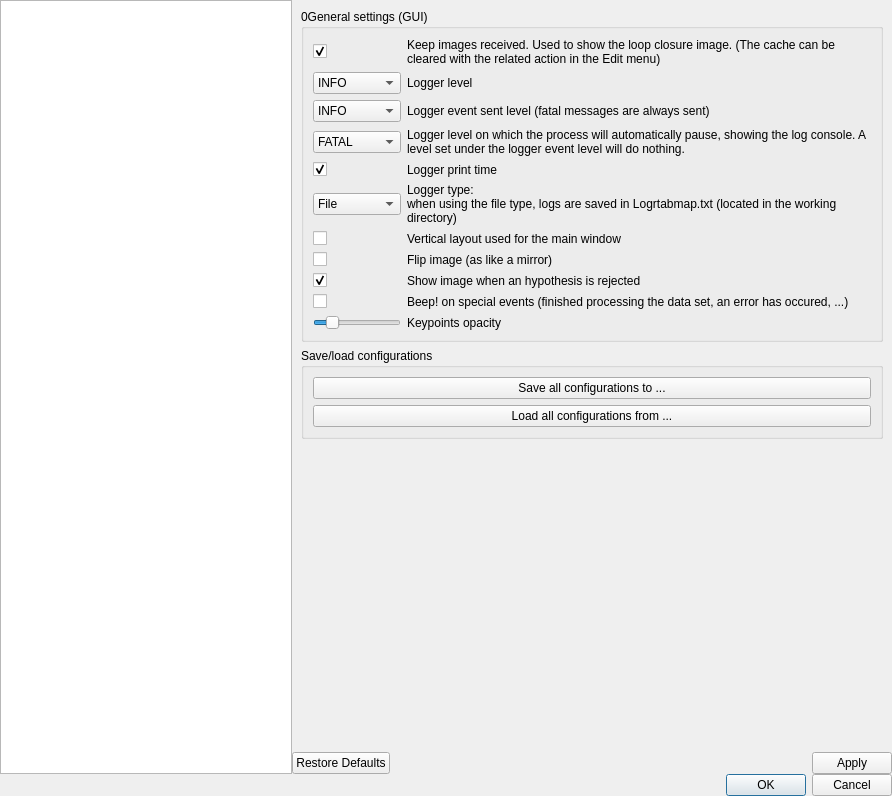
introlab/rtabmap, file guilib/src/ui/preferencesDialog.ui: the form before one commit.
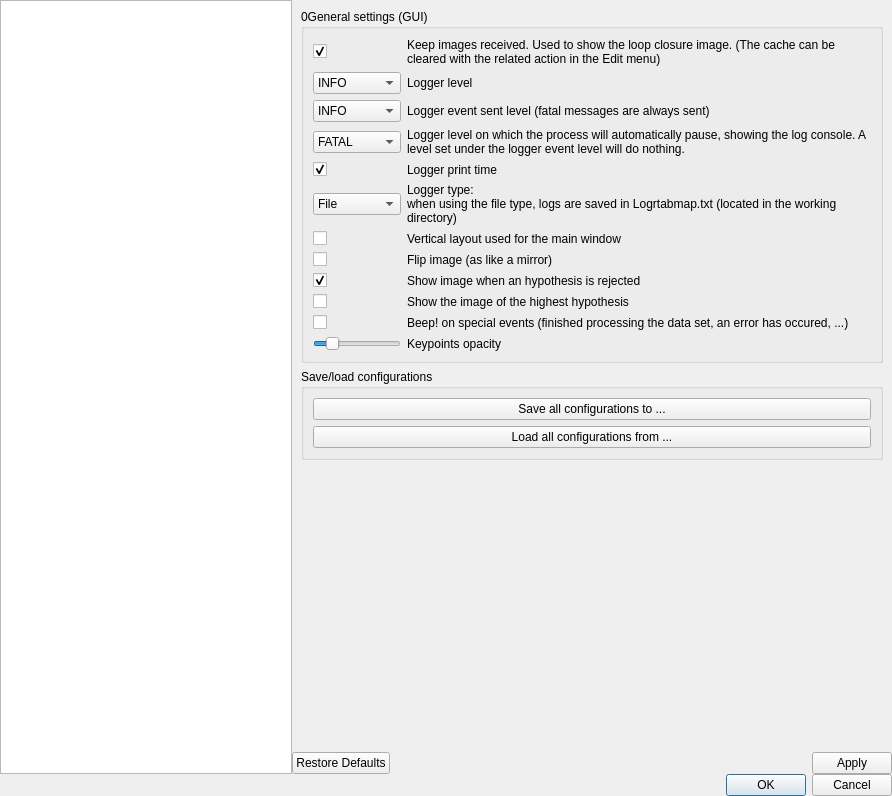
The form after the commit. The open tabs and pages were chosen to show the change. Icons and pictures are not drawn. Custom widgets are drawn as their Qt base class.

Commit message: Added option in GUI to show image of the highest hypothesis

The edit to the form file:
```diff
--- a/guilib/src/ui/preferencesDialog.ui
+++ b/guilib/src/ui/preferencesDialog.ui
@@ -327,7 +327,7 @@
                 </item>
                </widget>
               </item>
-              <item row="10" column="2">
+              <item row="11" column="2">
                <widget class="QLabel" name="label_88">
                 <property name="text">
                  <string>Beep! on special events (finished processing the data set, an error has occured, ...)</string>
@@ -337,14 +337,14 @@
                 </property>
                </widget>
               </item>
-              <item row="10" column="0">
-               <widget class="QCheckBox" name="checkBox_beep">
-                <property name="text">
-                 <string/>
-                </property>
-               </widget>
-              </item>
               <item row="11" column="0">
+               <widget class="QCheckBox" name="checkBox_beep">
+                <property name="text">
+                 <string/>
+                </property>
+               </widget>
+              </item>
+              <item row="12" column="0">
                <widget class="QSlider" name="horizontalSlider_keypointsOpacity">
                 <property name="minimum">
                  <number>0</number>
@@ -360,7 +360,7 @@
                 </property>
                </widget>
               </item>
-              <item row="11" column="2">
+              <item row="12" column="2">
                <widget class="QLabel" name="label_102">
                 <property name="text">
                  <string>Keypoints opacity</string>
@@ -370,6 +370,26 @@
                 </property>
                </widget>
               </item>
+              <item row="10" column="2">
+               <widget class="QLabel" name="label_105">
+                <property name="text">
+                 <string>Show the image of the highest hypothesis</string>
+                </property>
+                <property name="wordWrap">
+                 <bool>true</bool>
+                </property>
+               </widget>
+              </item>
+              <item row="10" column="0">
+               <widget class="QCheckBox" name="checkBox_imageHighestHypShown">
+                <property name="text">
+                 <string/>
+                </property>
+                <property name="checked">
+                 <bool>false</bool>
+                </property>
+               </widget>
+              </item>
              </layout>
             </widget>
            </item>
```
Left out of the diff: 6 changed lines with no effect on the pictures. The commit also changes 4 other files.
